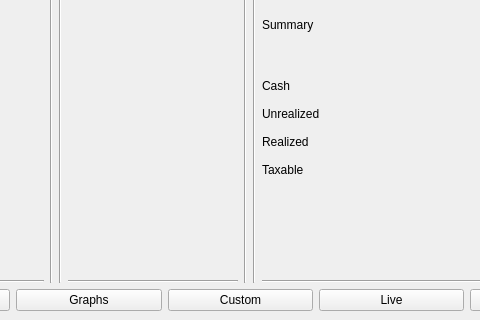
First picture: the form in src/app/ui/mainwindow.ui, repository sharbel256/numeri, before the edit; both pictures show x 144 to 624 and y 380 to 700 of the 920 by 700 pixel window.
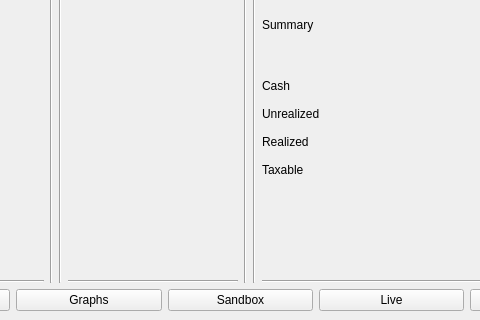
Second picture: the form after the edit.

Commit message: add sandbox websocket feed button

What changed in the file:
```diff
--- a/src/app/ui/mainwindow.ui
+++ b/src/app/ui/mainwindow.ui
@@ -716,7 +716,7 @@
         <item>
          <widget class="QPushButton" name="pushButton_3">
           <property name="text">
-           <string>Custom</string>
+           <string>Sandbox</string>
           </property>
          </widget>
         </item>
```
Left out of the diff: 11 changed lines with no effect on the pictures. The commit also changes 2 other files.
